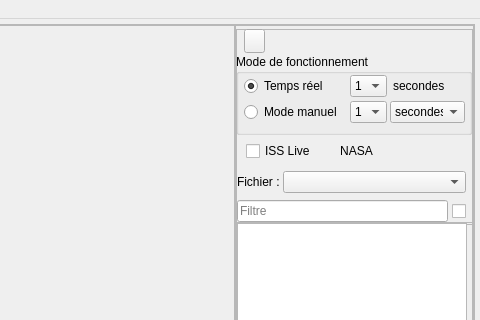
The window that src/interface/previsat.ui (mconsidine/previsat-git) describes before a commit, drawn with Qt 5; both pictures show x 606 to 1086 and y 0 to 320 of the 1086 by 690 pixel window.
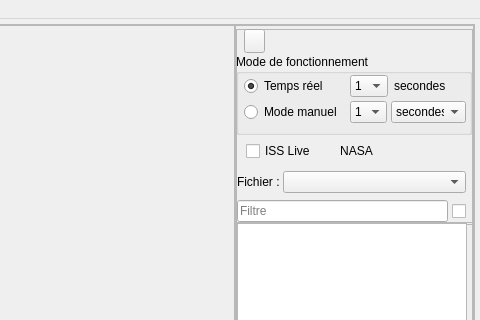
The same window after the commit. Icons and pictures are not drawn.

Patch:
```diff
--- a/src/interface/previsat.ui
+++ b/src/interface/previsat.ui
@@ -519,7 +519,7 @@
                    <rect>
                     <x>8</x>
                     <y>20</y>
-                    <width>221</width>
+                    <width>222</width>
                     <height>51</height>
                    </rect>
                   </property>
@@ -529,6 +529,12 @@
                    </property>
                    <item row="0" column="1">
                     <widget class="QComboBox" name="pasReel">
+                     <property name="minimumSize">
+                      <size>
+                       <width>38</width>
+                       <height>0</height>
+                      </size>
+                     </property>
                      <property name="maximumSize">
                       <size>
                        <width>37</width>
```
